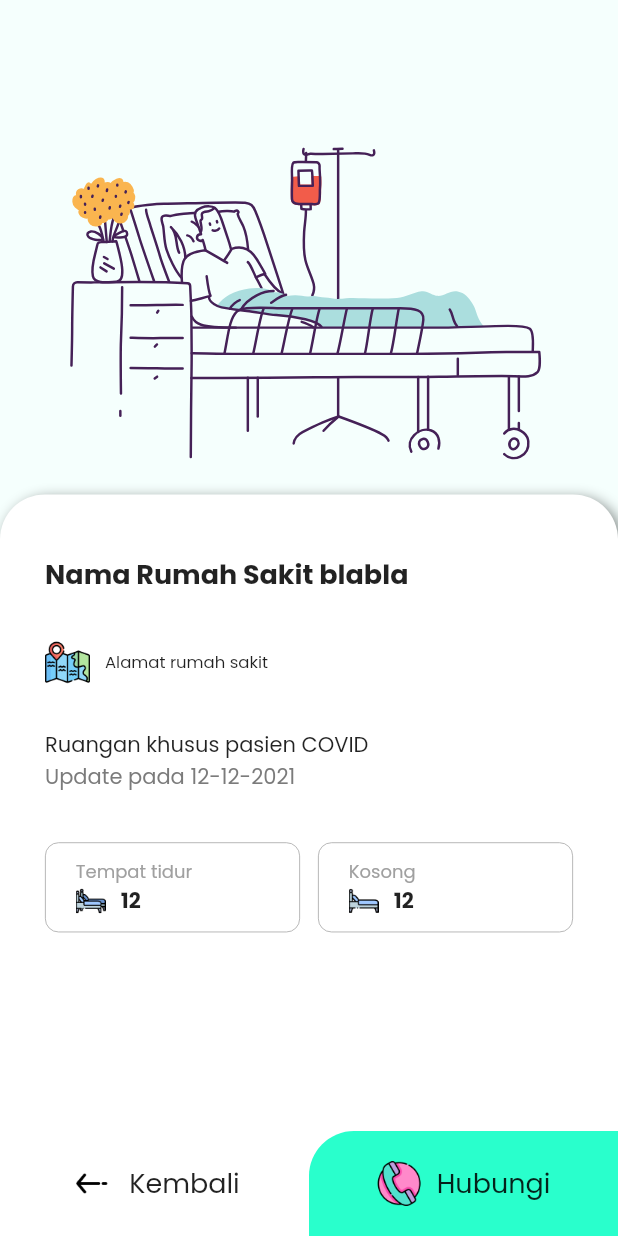
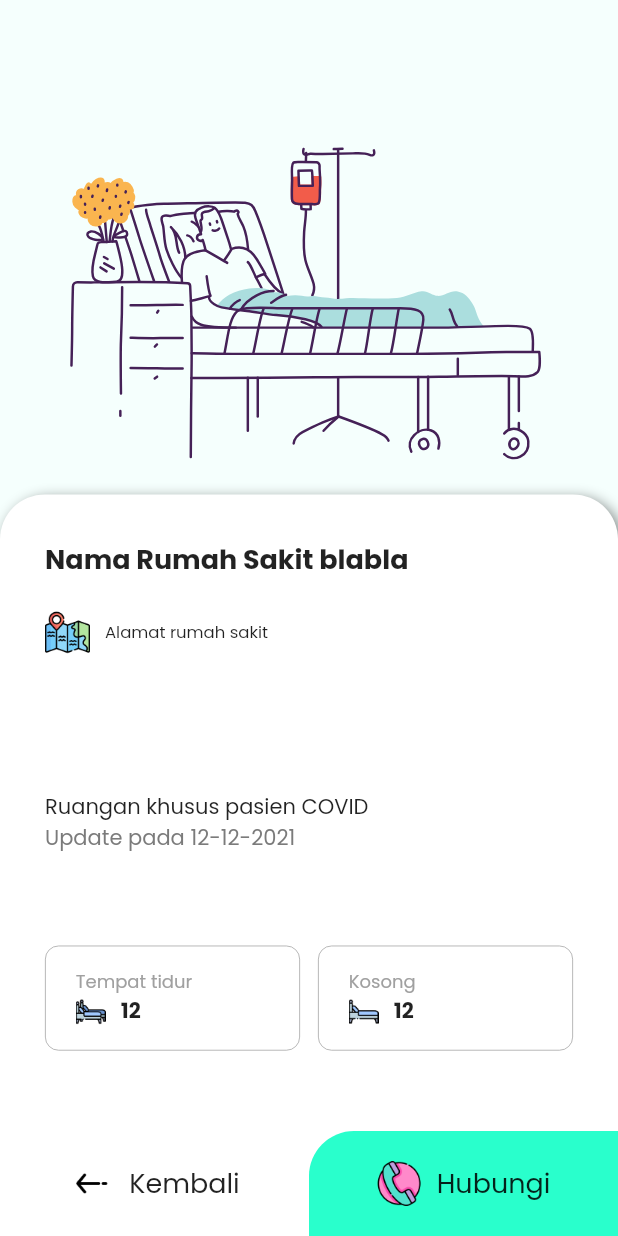
Before and after one commit to SeptAlfauzan/hospitium, a Flutter app: the Details screen opened directly, on a phone screen of 412 x 824 dp. Run offline on Flutter 3.47's test engine with Material 2 defaults, Android fonts, the phone set to English and light mode, and no system bars; our stand-ins replace dropdown_search, flutter_svg, lottie.

Commit message:
fix layout's bug

```diff
--- a/lib/pages/details.dart
+++ b/lib/pages/details.dart
@@ -33,7 +33,7 @@ class Details extends StatelessWidget {
                       topLeft: Radius.circular(30),
                       topRight: Radius.circular(30)),
                 ),
-                child: DetailInfo(),
+                child: const DetailInfo(),
               ),
             ),
           ],
@@ -50,31 +50,41 @@ class DetailInfo extends StatelessWidget {
   }
 
   makeCall(BuildContext context) {
-    print('make call');
+    final snackBar =
+        SnackBar(content: const Text('Anda telah mengklik tombol hubungi ✨'));
+
+    ScaffoldMessenger.of(context).showSnackBar(snackBar);
   }
+
+  final EdgeInsets _paddingCard = const EdgeInsets.only(left: 30, right: 30);
 
   @override
   Widget build(BuildContext context) {
     return Column(
+      // crossAxisAlignment: CrossAxisAlignment.start,
+      children: [
+        Expanded(
+          flex: 3,
+          child: Column(
+            mainAxisSize: MainAxisSize.max,
+            mainAxisAlignment: MainAxisAlignment.end,
             crossAxisAlignment: CrossAxisAlignment.start,
             children: [
+              const SizedBox(height: 30),
               Padding(
-          padding: const EdgeInsets.only(left: 30, right: 30, top: 40),
-          child: Expanded(
-            child: Column(
-              mainAxisSize: MainAxisSize.max,
-              mainAxisAlignment: MainAxisAlignment.spaceAround,
-              crossAxisAlignment: CrossAxisAlignment.start,
-              children: [
-                const Text(
+                padding: _paddingCard,
+                child: const Text(
                   'Nama Rumah Sakit blabla',
                   style: TextStyle(
                       fontFamily: 'Poppins',
                       fontWeight: FontWeight.w700,
                       fontSize: 18),
                 ),
-                const SizedBox(height: 30),
-                Row(
+              ),
+              const SizedBox(height: 20),
+              Padding(
+                padding: _paddingCard,
+                child: Row(
                   children: [
                     //icon
                     Image.asset(
@@ -95,10 +105,14 @@ class DetailInfo extends StatelessWidget {
                     ),
                   ],
                 ),
+              ),
               const SizedBox(
                 height: 30,
               ),
-                const Text(
+              const Spacer(),
+              Padding(
+                padding: _paddingCard,
+                child: const Text(
                   'Ruangan khusus pasien COVID',
                   style: TextStyle(
                     fontFamily: 'Poppins',
@@ -106,7 +120,10 @@ class DetailInfo extends StatelessWidget {
                     fontWeight: FontWeight.w300,
                   ),
                 ),
-                const Text(
+              ),
+              Padding(
+                padding: _paddingCard,
+                child: const Text(
                   'Update pada 12-12-2021',
                   style: TextStyle(
                       fontFamily: 'Poppins',
@@ -114,8 +131,12 @@ class DetailInfo extends StatelessWidget {
                       fontWeight: FontWeight.w300,
                       color: Color(0xcff7B7B7B)),
                 ),
-                SizedBox(height: MediaQuery.of(context).size.height * 0.04),
-                Row(
+              ),
+              // SizedBox(height: MediaQuery.of(context).size.height * 0.02),
+              const Spacer(),
+              Padding(
+                padding: _paddingCard,
+                child: Row(
                   mainAxisAlignment: MainAxisAlignment.spaceEvenly,
                   children: const [
                     CardDetails(
@@ -126,8 +147,8 @@ class DetailInfo extends StatelessWidget {
                     CardDetails('assets/icons/png/bed 1.png', 12, 'Kosong'),
                   ],
                 ),
+              ),
             ],
-            ),
           ),
         ),
         Expanded(
@@ -174,7 +195,10 @@ class CardDetails extends StatelessWidget {
     return Expanded(
       child: Container(
         alignment: Alignment.center,
-        padding: const EdgeInsets.symmetric(vertical: 10, horizontal: 20),
+        padding: const EdgeInsets.symmetric(
+          vertical: 15,
+          horizontal: 20,
+        ),
         decoration: BoxDecoration(
           border: Border.all(
             color: const Color(0xcFFA0A0A0),
--- a/lib/pages/listcontainer.dart
+++ b/lib/pages/listcontainer.dart
@@ -176,7 +176,7 @@ class Card extends StatelessWidget {
                   mainAxisAlignment: MainAxisAlignment.spaceBetween,
                   children: [
                     Flexible(
-                        flex: 4,
+                        flex: 3,
                         child: Column(
                           crossAxisAlignment: CrossAxisAlignment.start,
                           children: const [
@@ -189,6 +189,9 @@ class Card extends StatelessWidget {
                                 fontWeight: FontWeight.bold,
                               ),
                             ),
+                            SizedBox(
+                              height: 10,
+                            ),
                             Text(
                               'Alamat rumah sakit',
                               textAlign: TextAlign.left,
@@ -200,9 +203,6 @@ class Card extends StatelessWidget {
                             ),
                           ],
                         )),
-                    const SizedBox(
-                      width: 20,
-                    ),
                     Flexible(
                       flex: 1,
                       child: Column(
--- a/lib/pages/searchForm.dart
+++ b/lib/pages/searchForm.dart
@@ -42,6 +42,7 @@ class _SearchFormState extends State<SearchForm> {
   @override
   Widget build(BuildContext context) {
     return Scaffold(
+      resizeToAvoidBottomInset: false,
       body: Container(
         color: primaryBg,
         child: Stack(
```
Lines whose indentation alone changed are shown as unchanged.
